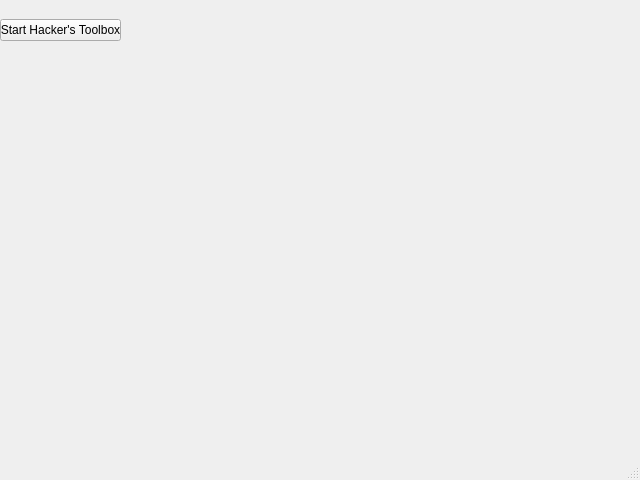
Old version of the form pyQt-samples/pyQt-gui/gui-test1/gui-test1.ui in the repository raychorn/chrome_gui.
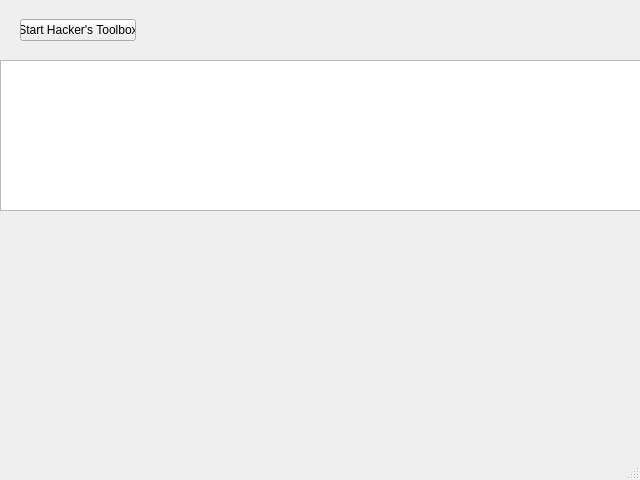
New version of the form.

Diff of the .ui file:
```diff
--- a/pyQt-samples/pyQt-gui/gui-test1/gui-test1.ui
+++ b/pyQt-samples/pyQt-gui/gui-test1/gui-test1.ui
@@ -37,11 +37,17 @@
      <rect>
       <x>0</x>
       <y>0</y>
-      <width>121</width>
+      <width>156</width>
       <height>61</height>
      </rect>
     </property>
     <layout class="QHBoxLayout" name="horizontalLayout">
+     <property name="leftMargin">
+      <number>20</number>
+     </property>
+     <property name="rightMargin">
+      <number>20</number>
+     </property>
      <item>
       <widget class="QPushButton" name="pushButton">
        <property name="text">
@@ -54,6 +60,16 @@
      </item>
     </layout>
    </widget>
+   <widget class="QTextBrowser" name="textBrowser_status">
+    <property name="geometry">
+     <rect>
+      <x>0</x>
+      <y>60</y>
+      <width>641</width>
+      <height>151</height>
+     </rect>
+    </property>
+   </widget>
   </widget>
   <widget class="QMenuBar" name="menubar">
    <property name="geometry">
```
Left out of the diff: 2 changed lines with no effect on the pictures.
